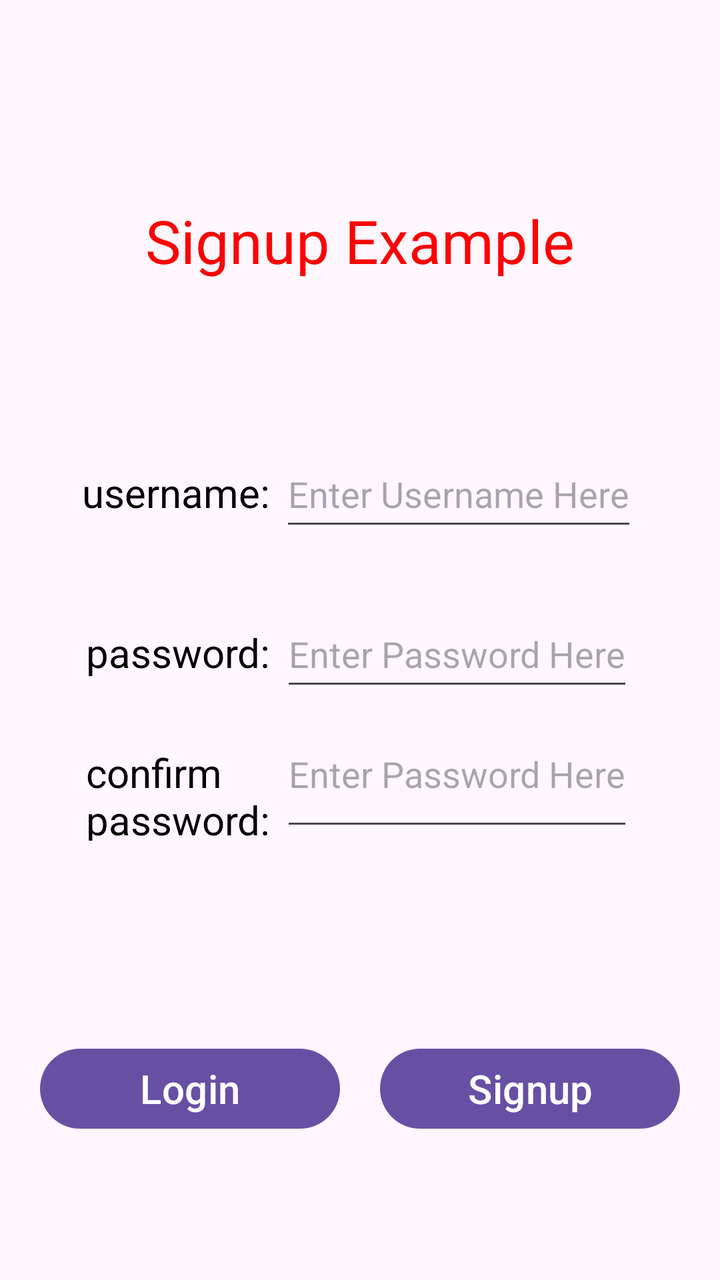
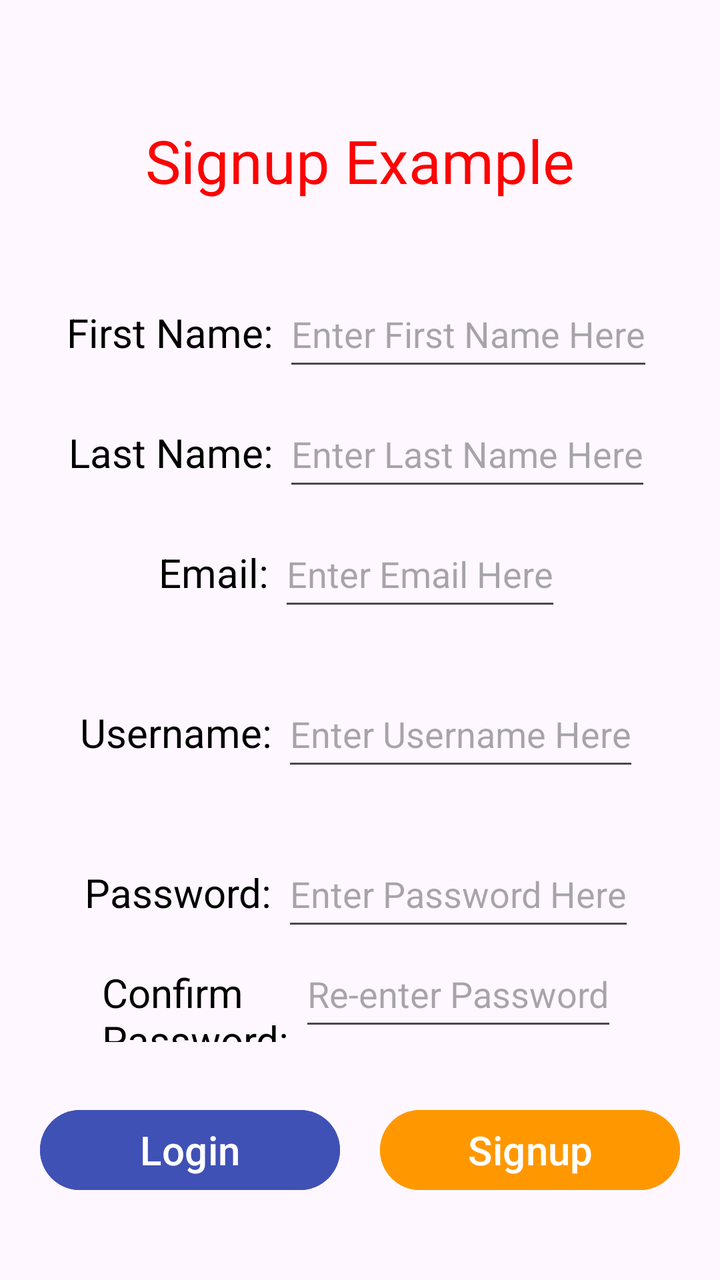

The first picture is an Android layout as it rendered before a commit; the second is the same layout after the commit. The layout source and the unified diff follow.
<!-- AndroidManifest.xml: application theme Theme.AndroidExample -->
<!-- res/layout/activity_signup.xml -->
<?xml version="1.0" encoding="utf-8"?>
<androidx.appcompat.widget.LinearLayoutCompat
    xmlns:tools="http://schemas.android.com/tools"
    xmlns:android="http://schemas.android.com/apk/res/android"
    tools:context=".MainActivity"
    android:layout_height="match_parent"
    android:layout_width="match_parent"
    android:orientation="vertical">

    <TextView
        android:layout_width="wrap_content"
        android:layout_height="wrap_content"
        android:text="Signup Example"
        android:layout_gravity="center"
        android:layout_marginTop="100dp"
        android:layout_marginBottom="80dp"
        android:textSize="30dp"
        android:textColor="#fc0303">
    </TextView>

    <LinearLayout
        android:layout_width="wrap_content"
        android:layout_height="wrap_content"
        android:layout_gravity="center"
        android:layout_marginBottom="30dp"
        android:orientation="horizontal">

        <TextView
            android:layout_width="wrap_content"
            android:layout_height="wrap_content"
            android:text="username: "
            android:textSize="20dp"
            android:textColor="#000000">
        </TextView>

        <EditText
            android:id="@+id/signup_username_edt"
            android:layout_width="wrap_content"
            android:layout_height="50dp"
            android:hint="Enter Username Here">
        </EditText>

    </LinearLayout>

    <LinearLayout
        android:layout_width="wrap_content"
        android:layout_height="wrap_content"
        android:layout_gravity="center"
        android:orientation="horizontal">

        <TextView
            android:layout_width="wrap_content"
            android:layout_height="wrap_content"
            android:text="password: "
            android:textSize="20dp"
            android:textColor="#000000">
        </TextView>

        <EditText
            android:id="@+id/signup_password_edt"
            android:layout_width="wrap_content"
            android:inputType="textPassword"
            android:layout_height="50dp"
            android:hint="Enter Password Here">
        </EditText>

    </LinearLayout>

    <LinearLayout
        android:layout_width="wrap_content"
        android:layout_height="wrap_content"
        android:layout_gravity="center"
        android:orientation="horizontal">

        <TextView
            android:layout_width="wrap_content"
            android:layout_height="70sp"
            android:text="confirm\npassword: "
            android:textSize="20dp"
            android:textColor="#000000">
        </TextView>

        <EditText
            android:id="@+id/signup_confirm_edt"
            android:layout_width="wrap_content"
            android:inputType="textPassword"
            android:layout_height="70dp"
            android:hint="Enter Password Here">
        </EditText>

    </LinearLayout>

    <LinearLayout
        android:layout_width="wrap_content"
        android:layout_height="wrap_content"
        android:layout_gravity="center"
        android:layout_marginTop="100dp"
        android:orientation="horizontal">

        <Button
            android:id="@+id/signup_login_btn"
            android:layout_width="150dp"
            android:layout_height="wrap_content"
            android:layout_marginRight="10dp"
            android:text="Login"
            android:textSize="20sp"
            android:textColor="#ffffff">
        </Button>

        <Button
            android:id="@+id/signup_signup_btn"
            android:layout_width="150dp"
            android:layout_height="wrap_content"
            android:layout_marginLeft="10dp"
            android:text="Signup"
            android:textSize="20sp"
            android:textColor="#ffffff">
        </Button>

    </LinearLayout>


</androidx.appcompat.widget.LinearLayoutCompat>
<!-- resources referenced by this layout -->
<resources>
  <style name="Theme.AndroidExample" parent="Base.Theme.AndroidExample" />
  <style name="Base.Theme.AndroidExample" parent="Theme.Material3.DayNight.NoActionBar">
          
          
      </style>
</resources>

<!-- the commit's change to res/layout/activity_signup.xml (unified diff, before → after) -->
@@ -12,12 +12,79 @@
         android:layout_height="wrap_content"
         android:text="Signup Example"
         android:layout_gravity="center"
-        android:layout_marginTop="100dp"
-        android:layout_marginBottom="80dp"
-        android:textSize="30dp"
-        android:textColor="#fc0303">
-    </TextView>
+        android:layout_marginTop="60dp"
+        android:layout_marginBottom="40dp"
+        android:textSize="30sp"
+        android:textColor="#fc0303" />
 
+    
+    <LinearLayout
+        android:layout_width="wrap_content"
+        android:layout_height="wrap_content"
+        android:layout_gravity="center"
+        android:orientation="horizontal"
+        android:layout_marginBottom="10dp">
+
+        <TextView
+            android:layout_width="wrap_content"
+            android:layout_height="wrap_content"
+            android:text="First Name: "
+            android:textSize="20sp"
+            android:textColor="#000000" />
+
+        <EditText
+            android:id="@+id/signup_firstname_edt"
+            android:layout_width="wrap_content"
+            android:layout_height="50dp"
+            android:hint="Enter First Name Here" />
+    </LinearLayout>
+
+    
+    <LinearLayout
+        android:layout_width="wrap_content"
+        android:layout_height="wrap_content"
+        android:layout_gravity="center"
+        android:orientation="horizontal"
+        android:layout_marginBottom="10dp">
+
+        <TextView
+            android:layout_width="wrap_content"
+            android:layout_height="wrap_content"
+            android:text="Last Name: "
+            android:textSize="20sp"
+            android:textColor="#000000" />
+
+        <EditText
+            android:id="@+id/signup_lastname_edt"
+            android:layout_width="wrap_content"
+            android:layout_height="50dp"
+            android:hint="Enter Last Name Here" />
+    </LinearLayout>
+
+    
+    <LinearLayout
+        android:layout_width="wrap_content"
+        android:layout_height="wrap_content"
+        android:layout_gravity="center"
+        android:orientation="horizontal"
+        android:layout_marginBottom="30dp">
+
+        <TextView
+            android:layout_width="wrap_content"
+            android:layout_height="wrap_content"
+            android:text="Email: "
+            android:textSize="20sp"
+            android:textColor="#000000" />
+
+        <EditText
+            android:id="@+id/signup_email_edt"
+            android:layout_width="wrap_content"
+            android:layout_height="50dp"
+            android:inputType="textEmailAddress"
+            android:hint="Enter Email Here" />
+    </LinearLayout>
+
+    
     <LinearLayout
         android:layout_width="wrap_content"
         android:layout_height="wrap_content"
@@ -28,20 +95,18 @@
         <TextView
             android:layout_width="wrap_content"
             android:layout_height="wrap_content"
-            android:text="username: "
-            android:textSize="20dp"
-            android:textColor="#000000">
-        </TextView>
+            android:text="Username: "
+            android:textSize="20sp"
+            android:textColor="#000000" />
 
         <EditText
             android:id="@+id/signup_username_edt"
             android:layout_width="wrap_content"
             android:layout_height="50dp"
-            android:hint="Enter Username Here">
-        </EditText>
-
+            android:hint="Enter Username Here" />
     </LinearLayout>
 
+    
     <LinearLayout
         android:layout_width="wrap_content"
         android:layout_height="wrap_content"
@@ -51,21 +116,19 @@
         <TextView
             android:layout_width="wrap_content"
             android:layout_height="wrap_content"
-            android:text="password: "
-            android:textSize="20dp"
-            android:textColor="#000000">
-        </TextView>
+            android:text="Password: "
+            android:textSize="20sp"
+            android:textColor="#000000" />
 
         <EditText
             android:id="@+id/signup_password_edt"
             android:layout_width="wrap_content"
+            android:layout_height="50dp"
             android:inputType="textPassword"
-            android:layout_height="50dp"
-            android:hint="Enter Password Here">
-        </EditText>
-
+            android:hint="Enter Password Here" />
     </LinearLayout>
 
+    
     <LinearLayout
         android:layout_width="wrap_content"
         android:layout_height="wrap_content"
@@ -74,27 +137,25 @@
 
         <TextView
             android:layout_width="wrap_content"
-            android:layout_height="70sp"
-            android:text="confirm\npassword: "
-            android:textSize="20dp"
-            android:textColor="#000000">
-        </TextView>
+            android:layout_height="wrap_content"
+            android:text="Confirm\nPassword: "
+            android:textSize="20sp"
+            android:textColor="#000000" />
 
         <EditText
             android:id="@+id/signup_confirm_edt"
             android:layout_width="wrap_content"
+            android:layout_height="50dp"
             android:inputType="textPassword"
-            android:layout_height="70dp"
-            android:hint="Enter Password Here">
-        </EditText>
-
+            android:hint="Re-enter Password" />
     </LinearLayout>
 
+    
     <LinearLayout
         android:layout_width="wrap_content"
         android:layout_height="wrap_content"
         android:layout_gravity="center"
-        android:layout_marginTop="100dp"
+        android:layout_marginTop="30dp"
         android:orientation="horizontal">
 
         <Button
@@ -104,8 +165,8 @@
             android:layout_marginRight="10dp"
             android:text="Login"
             android:textSize="20sp"
-            android:textColor="#ffffff">
-        </Button>
+            android:backgroundTint="#3F51B5"
+            android:textColor="#ffffff" />
 
         <Button
             android:id="@+id/signup_signup_btn"
@@ -114,10 +175,9 @@
             android:layout_marginLeft="10dp"
             android:text="Signup"
             android:textSize="20sp"
-            android:textColor="#ffffff">
-        </Button>
+            android:backgroundTint="#FF9800"
+            android:textColor="#ffffff" />
 
     </LinearLayout>
 
-
 </androidx.appcompat.widget.LinearLayoutCompat>
